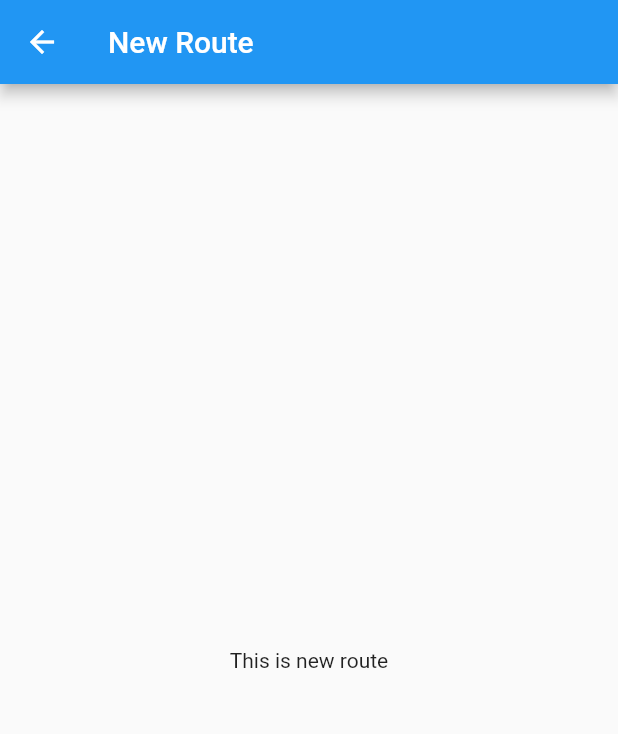
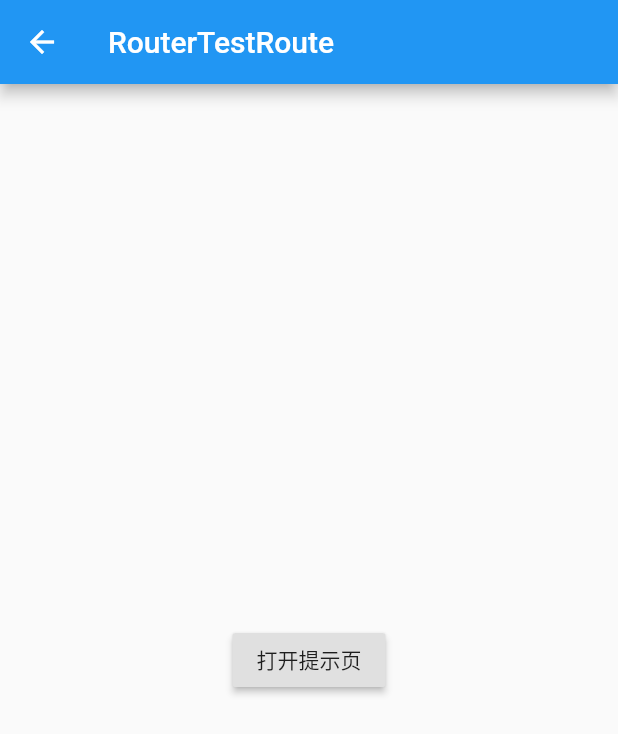
Before and after one commit to Magic-YY/FlutterExperience, a Flutter app: the screen it shows after launch, after a tap on "open new route 1", on a phone screen of 412 x 824 dp. Shown: the top 734 px of the screen. Run offline on Flutter 3.47's test engine with Material 2 defaults, Android fonts, the phone set to English and light mode, and no system bars.

Commit message:
add：页面传值

```diff
--- /dev/null
+++ b/flutter_app_test/lib/RouterTestRoute.dart
@@ -0,0 +1,32 @@
+import 'package:flutter/cupertino.dart';
+import 'package:flutter/material.dart';
+import 'package:flutter_app_test/TipRoute.dart';
+
+class RouterTestRoute extends StatelessWidget {
+  @override
+  Widget build(BuildContext context) {
+    return Scaffold(
+      appBar: AppBar(
+        title: Text("RouterTestRoute"),
+      ),
+      body: Center(
+        child: RaisedButton(
+          onPressed: () async {
+            //打开TipRoute，并等待返回结果
+            var result = await Navigator.push(
+              context,
+              MaterialPageRoute(
+                builder: (context) {
+                  return TipRoute(text: "我是提示xxx");
+                },
+              ),
+            );
+            // 输出TipRoute路由返回结果
+            print("路由返回值：$result");
+          },
+          child: Text("打开提示页"),
+        ),
+      ),
+    );
+  }
+}
--- a/flutter_app_test/lib/main.dart
+++ b/flutter_app_test/lib/main.dart
@@ -1,6 +1,7 @@
 import 'package:flutter/cupertino.dart';
 import 'package:flutter/material.dart';
 import 'package:flutter_app_test/NewRoute.dart';
+import 'package:flutter_app_test/RouterTestRoute.dart';
 
 void main() {
   runApp(MyApp());
@@ -67,7 +68,8 @@ class _MyHomePageState extends State<MyHomePage> {
               onPressed: (){
                 // 导航到新的路由
                 Navigator.push(context, MaterialPageRoute(builder: (context){
-                  return NewRoute();
+                  // return NewRoute();
+                  return RouterTestRoute();
                 }, fullscreenDialog: false));
                 // 等同于上方法
                 // Navigator.of(context).push(MaterialPageRoute(builder: (context){
```
Also changed, not shown: flutter_app_test/lib/TipRoute.dart (added, +35 -0 lines).
